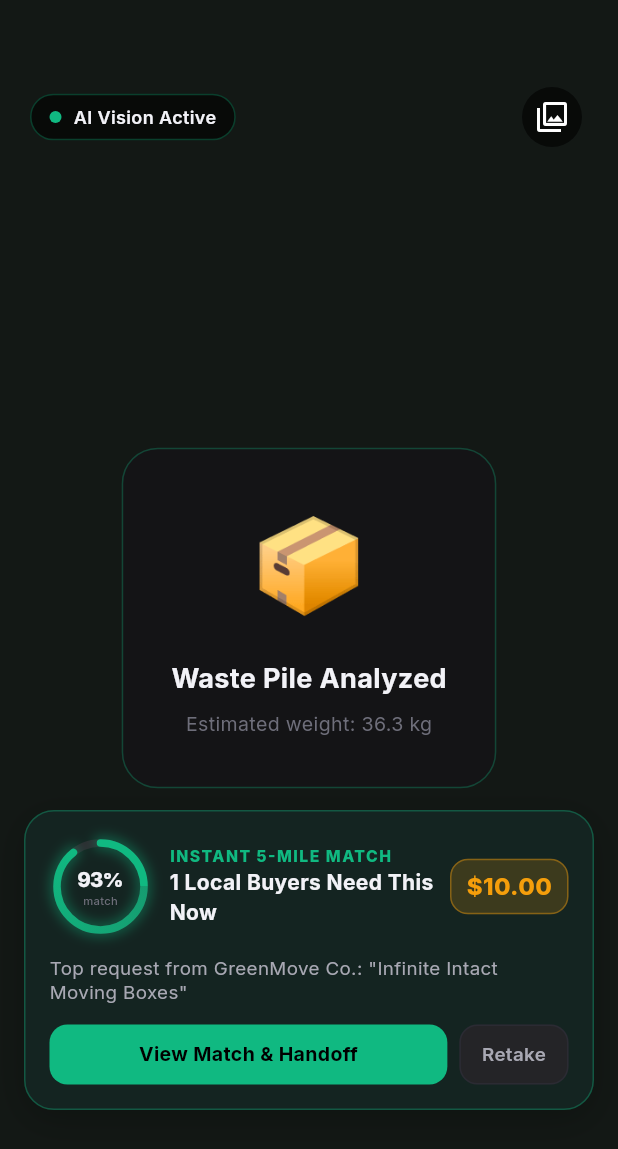
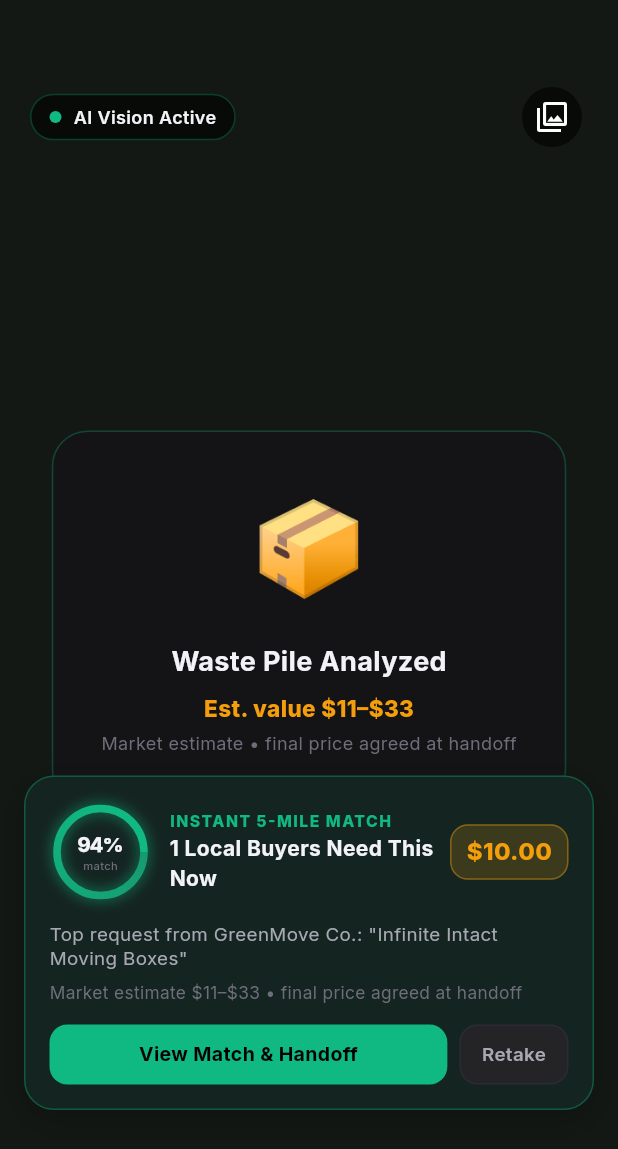
Before and after one commit to Okikday/ungraey, a Flutter app: the SnapCameraView screen opened directly, after a tap on the "photo library" icon, on a phone screen of 412 x 824 dp. Shown: the top 1149 px of the screen. Run offline on Flutter 3.47's test engine with Material 3 defaults, Android fonts, the phone set to English and light mode, and no system bars; drawn by our look-alikes of flutter_animate; our stand-ins replace equatable, flutter_riverpod, go_router, google_fonts, iconsax_flutter, image_picker and 1 more; missing offline and left inert: flutter_driver, serverpod, serverpod_auth_core_client, serverpod_auth_core_server, serverpod_auth_idp_client, serverpod_auth_idp_flutter and 4 more; statements that could not run were skipped.

Commit message:
feat: faster springs, price-guide estimates replacing camera weighing, manual APK + detailed analysis CI

```diff
--- a/ungraey_flutter/lib/features/impact/ui/widgets/eco_dial_gauge.dart
+++ b/ungraey_flutter/lib/features/impact/ui/widgets/eco_dial_gauge.dart
@@ -30,7 +30,7 @@ class _EcoDialGaugeState extends State<EcoDialGauge>
     super.initState();
     _controller = AnimationController(
       vsync: this,
-      duration: const Duration(milliseconds: 1400),
+      duration: const Duration(milliseconds: 800),
     );
     _animation = CurvedAnimation(
       parent: _controller,
--- a/ungraey_flutter/lib/features/main/ui/screens/main_shell_view.dart
+++ b/ungraey_flutter/lib/features/main/ui/screens/main_shell_view.dart
@@ -66,7 +66,7 @@ class _MainShellViewState extends ConsumerState<MainShellView> {
     if (!_pageController.hasClients) return;
     _pageController.animateToPage(
       index,
-      duration: const Duration(milliseconds: 700),
+      duration: const Duration(milliseconds: 350),
       curve: KCurves.snappySpring,
     );
   }
--- a/ungraey_flutter/lib/features/main/ui/widgets/floating_context_menu.dart
+++ b/ungraey_flutter/lib/features/main/ui/widgets/floating_context_menu.dart
@@ -103,9 +103,9 @@ class FloatingContextMenu extends StatelessWidget {
                   .scaleXY(
                     alignment: Alignment.bottomRight,
                     curve: KCurves.bouncySpring,
-                    duration: const Duration(milliseconds: 650),
+                    duration: const Duration(milliseconds: 350),
                   )
-                  .fadeIn(duration: const Duration(milliseconds: 250)),
+                  .fadeIn(duration: const Duration(milliseconds: 150)),
         ),
       ],
     );
--- a/ungraey_flutter/lib/features/main/ui/widgets/main_bottom_nav_bar.dart
+++ b/ungraey_flutter/lib/features/main/ui/widgets/main_bottom_nav_bar.dart
@@ -110,7 +110,7 @@ class _HighlightIndicator extends StatelessWidget {
     final pure = context.pureTheme;
 
     return AnimatedPositioned(
-      duration: const Duration(milliseconds: 600),
+      duration: const Duration(milliseconds: 300),
       curve: KCurves.bouncySpring,
       left: tabIndex * 66.0,
       child: IgnorePointer(
--- a/ungraey_flutter/lib/features/main/ui/widgets/nearby_alert_pill_overlay.dart
+++ b/ungraey_flutter/lib/features/main/ui/widgets/nearby_alert_pill_overlay.dart
@@ -19,7 +19,7 @@ class NearbyAlertPillOverlay extends ConsumerWidget {
 
     return AnimatedSlide(
       offset: state.visible ? Offset.zero : const Offset(0, -1.6),
-      duration: const Duration(milliseconds: 560),
+      duration: const Duration(milliseconds: 300),
       curve: state.visible ? KCurves.bouncySpring : Curves.easeInQuart,
       child: alert == null
           ? const SizedBox.shrink()
--- a/ungraey_flutter/lib/features/snap/logic/material_classifier.dart
+++ b/ungraey_flutter/lib/features/snap/logic/material_classifier.dart
@@ -1,19 +1,17 @@
 import 'dart:math';
 import 'package:flutter/material.dart';
-import '../../../../core/enums/material_category.dart';
+import '../../../core/enums/material_category.dart';
 
 /// Detection bounding box with category and confidence for viewfinder overlay.
 class DetectedRegion {
   final Rect normalizedRect;
   final MaterialCategory category;
   final double confidence;
-  final double estimatedKg;
 
   const DetectedRegion({
     required this.normalizedRect,
     required this.category,
     required this.confidence,
-    required this.estimatedKg,
   });
 }
 
@@ -27,31 +25,28 @@ class MaterialClassifier {
     await Future.delayed(const Duration(milliseconds: 650));
 
     final random = Random();
-    // Default high-probability categories for garage / maker waste
+    // Default high-probability categories for garage / maker waste.
+    // Vision only identifies material + confidence — never weight.
     final samplePool = [
       (
         MaterialCategory.corrugatedCardboard,
         const Rect.fromLTWH(0.12, 0.18, 0.72, 0.38),
         0.94 + random.nextDouble() * 0.05,
-        12.5 + random.nextDouble() * 4.0,
       ),
       (
         MaterialCategory.treatedLumber,
         const Rect.fromLTWH(0.20, 0.58, 0.65, 0.28),
         0.88 + random.nextDouble() * 0.07,
-        18.0 + random.nextDouble() * 6.0,
       ),
       (
         MaterialCategory.cleanGlassJars,
         const Rect.fromLTWH(0.08, 0.30, 0.45, 0.35),
         0.91 + random.nextDouble() * 0.06,
-        6.2 + random.nextDouble() * 2.0,
       ),
       (
         MaterialCategory.scrapDenimTextiles,
         const Rect.fromLTWH(0.48, 0.25, 0.44, 0.42),
         0.87 + random.nextDouble() * 0.08,
-        4.5 + random.nextDouble() * 1.5,
       ),
     ];
 
@@ -66,7 +61,6 @@ class MaterialClassifier {
           normalizedRect: sample.$2,
           category: sample.$1,
           confidence: (sample.$3).clamp(0.0, 1.0),
-          estimatedKg: double.parse(sample.$4.toStringAsFixed(1)),
         ),
       );
     }
--- /dev/null
+++ b/ungraey_flutter/lib/features/snap/logic/material_price_guide.dart
@@ -0,0 +1,128 @@
+import '../../../core/enums/material_category.dart';
+
+/// Single market value estimate for one material category.
+///
+/// Values describe a standard household lot (not a camera-weighed pile),
+/// grounded in typical US local-reuse / scrap averages. Final price is
+/// always agreed by buyer and seller at handoff.
+class MaterialPriceEstimate {
+  final MaterialCategory category;
+  final int lowCents;
+  final int typicalCents;
+  final int highCents;
+  final String basis;
+
+  const MaterialPriceEstimate({
+    required this.category,
+    required this.lowCents,
+    required this.typicalCents,
+    required this.highCents,
+    required this.basis,
+  });
+}
+
+/// Hypothetical local market price guide for shareable materials.
+///
+/// Anything clean and reusable — recyclable or not, excluding rotten or
+/// food waste — can be listed. Estimates help sellers see roughly what a
+/// lot could earn instead of just recycling it.
+class MaterialPriceGuide {
+  const MaterialPriceGuide._();
+
+  /// Returns the market estimate for a single [category].
+  static MaterialPriceEstimate estimateFor(MaterialCategory category) {
+    switch (category) {
+      case MaterialCategory.corrugatedCardboard:
+        return const MaterialPriceEstimate(
+          category: MaterialCategory.corrugatedCardboard,
+          lowCents: 300,
+          typicalCents: 500,
+          highCents: 800,
+          basis: '25–40 clean flattened boxes',
+        );
+      case MaterialCategory.treatedLumber:
+        return const MaterialPriceEstimate(
+          category: MaterialCategory.treatedLumber,
+          lowCents: 800,
+          typicalCents: 1500,
+          highCents: 2500,
+          basis: 'Small bundle of offcuts',
+        );
+      case MaterialCategory.hardwoodScrap:
+        return const MaterialPriceEstimate(
+          category: MaterialCategory.hardwoodScrap,
+          lowCents: 1200,
+          typicalCents: 1800,
+          highCents: 3000,
+          basis: 'Oak / walnut / pine cuts',
+        );
+      case MaterialCategory.scrapDenimTextiles:
+        return const MaterialPriceEstimate(
+          category: MaterialCategory.scrapDenimTextiles,
+          lowCents: 400,
+          typicalCents: 600,
+          highCents: 1000,
+          basis: '8–12 clean garments',
+        );
+      case MaterialCategory.cleanGlassJars:
+        return const MaterialPriceEstimate(
+          category: MaterialCategory.cleanGlassJars,
+          lowCents: 300,
+          typicalCents: 500,
+          highCents: 800,
+          basis: '20–40 wide-mouth jars',
+        );
+      case MaterialCategory.electronicsScrap:
+        return const MaterialPriceEstimate(
+          category: MaterialCategory.electronicsScrap,
+          lowCents: 1500,
+          typicalCents: 2500,
+          highCents: 4000,
+          basis: 'Cables, boards, small devices',
+        );
+      case MaterialCategory.metalScrap:
+        return const MaterialPriceEstimate(
+          category: MaterialCategory.metalScrap,
+          lowCents: 1000,
+          typicalCents: 1800,
+          highCents: 3000,
+          basis: 'Mixed steel / alu / copper lot',
+        );
+      case MaterialCategory.plasticContainers:
+        return const MaterialPriceEstimate(
+          category: MaterialCategory.plasticContainers,
+          lowCents: 200,
+          typicalCents: 300,
+          highCents: 600,
+          basis: 'Rigid bins and totes',
+        );
+      case MaterialCategory.other:
+        return const MaterialPriceEstimate(
+          category: MaterialCategory.other,
+          lowCents: 200,
+          typicalCents: 400,
+          highCents: 800,
+          basis: 'General clean upcyclable lot',
+        );
+    }
+  }
+
+  /// Sums low / typical / high estimates across detected [categories].
+  static ({int lowCents, int typicalCents, int highCents}) sumFor(
+    Iterable<MaterialCategory> categories,
+  ) {
+    var low = 0;
+    var typical = 0;
+    var high = 0;
+    for (final category in categories) {
+      final estimate = estimateFor(category);
+      low += estimate.lowCents;
+      typical += estimate.typicalCents;
+      high += estimate.highCents;
+    }
+    return (lowCents: low, typicalCents: typical, highCents: high);
+  }
+
+  /// Formats [cents] as a whole-dollar market figure (e.g. 1500 -> $15).
+  static String formatDollars(int cents) => '\$${(cents / 100).round()}';
+}
--- a/ungraey_flutter/lib/features/snap/providers/snap_pod.dart
+++ b/ungraey_flutter/lib/features/snap/providers/snap_pod.dart
@@ -1,6 +1,7 @@
 import 'package:flutter_riverpod/flutter_riverpod.dart';
 import '../../../network/api.dart';
 import '../logic/material_classifier.dart';
+import '../logic/material_price_guide.dart';
 import 'snap_state.dart';
 
 final _snapProvider = NotifierProvider.autoDispose<SnapPod, SnapState>(
@@ -36,10 +37,10 @@ class SnapPod extends AutoDisposeNotifier<SnapState> {
 
     final regions = await classifier.classifyImage(imagePath: imagePath);
 
-    double totalKg = 0;
-    for (final r in regions) {
-      totalKg += r.estimatedKg;
-    }
+    // Market value comes from the price guide, never from camera weighing.
+    final price = MaterialPriceGuide.sumFor(
+      regions.map((r) => r.category),
+    );
 
     final allBounties = await Api.instance.listBounties();
     final matching = allBounties.where((b) {
@@ -60,7 +61,9 @@ class SnapPod extends AutoDisposeNotifier<SnapState> {
       matchingBounties: matching.isNotEmpty
           ? matching
           : allBounties.take(2).toList(),
-      estimatedTotalKg: totalKg > 0 ? totalKg : 14.5,
+      estimatedLowCents: price.lowCents,
+      estimatedTypicalCents: price.typicalCents,
+      estimatedHighCents: price.highCents,
       totalPotentialEarningsCents: totalEarnable,
     );
   }
--- a/ungraey_flutter/lib/features/snap/providers/snap_state.dart
+++ b/ungraey_flutter/lib/features/snap/providers/snap_state.dart
@@ -10,7 +10,9 @@ class SnapState extends Equatable {
   final List<DetectedRegion> detectedRegions;
   final List<Bounty> matchingBounties;
   final bool hasCaptured;
-  final double estimatedTotalKg;
+  final int estimatedLowCents;
+  final int estimatedTypicalCents;
+  final int estimatedHighCents;
   final int totalPotentialEarningsCents;
 
   const SnapState({
@@ -20,7 +22,9 @@ class SnapState extends Equatable {
     this.detectedRegions = const [],
     this.matchingBounties = const [],
     this.hasCaptured = false,
-    this.estimatedTotalKg = 0.0,
+    this.estimatedLowCents = 0,
+    this.estimatedTypicalCents = 0,
+    this.estimatedHighCents = 0,
     this.totalPotentialEarningsCents = 0,
   });
 
@@ -31,7 +35,9 @@ class SnapState extends Equatable {
     List<DetectedRegion>? detectedRegions,
     List<Bounty>? matchingBounties,
     bool? hasCaptured,
-    double? estimatedTotalKg,
+    int? estimatedLowCents,
+    int? estimatedTypicalCents,
+    int? estimatedHighCents,
     int? totalPotentialEarningsCents,
   }) {
     return SnapState(
@@ -41,7 +47,10 @@ class SnapState extends Equatable {
       detectedRegions: detectedRegions ?? this.detectedRegions,
       matchingBounties: matchingBounties ?? this.matchingBounties,
       hasCaptured: hasCaptured ?? this.hasCaptured,
-      estimatedTotalKg: estimatedTotalKg ?? this.estimatedTotalKg,
+      estimatedLowCents: estimatedLowCents ?? this.estimatedLowCents,
+      estimatedTypicalCents:
+          estimatedTypicalCents ?? this.estimatedTypicalCents,
+      estimatedHighCents: estimatedHighCents ?? this.estimatedHighCents,
       totalPotentialEarningsCents:
           totalPotentialEarningsCents ?? this.totalPotentialEarningsCents,
     );
@@ -55,7 +64,9 @@ class SnapState extends Equatable {
     detectedRegions,
     matchingBounties,
     hasCaptured,
-    estimatedTotalKg,
+    estimatedLowCents,
+    estimatedTypicalCents,
+    estimatedHighCents,
     totalPotentialEarningsCents,
   ];
 }
--- a/ungraey_flutter/lib/features/snap/ui/screens/snap_camera_view.dart
+++ b/ungraey_flutter/lib/features/snap/ui/screens/snap_camera_view.dart
@@ -2,6 +2,7 @@ import 'package:flutter/material.dart';
 import 'package:flutter_riverpod/flutter_riverpod.dart';
 import '../../../../core/enums/material_category.dart';
 import '../../../../shared/theme/pure_theme_extension.dart';
+import '../../logic/material_price_guide.dart';
 import '../../providers/snap_pod.dart';
 import '../actions/snap_actions.dart';
 import '../widgets/camera_viewfinder_hud.dart';
@@ -58,10 +59,19 @@ class SnapCameraView extends ConsumerWidget {
                             ),
                             const SizedBox(height: 8),
                             Text(
-                              'Estimated weight: ${state.estimatedTotalKg} kg',
+                              'Est. value ${MaterialPriceGuide.formatDollars(state.estimatedLowCents)}–${MaterialPriceGuide.formatDollars(state.estimatedHighCents)}',
+                              style: TextStyle(
+                                color: pure.secondary,
+                                fontSize: 15,
+                                fontWeight: FontWeight.w800,
+                              ),
+                            ),
+                            const SizedBox(height: 4),
+                            Text(
+                              'Market estimate • final price agreed at handoff',
                               style: TextStyle(
                                 color: pure.textMuted,
-                                fontSize: 13,
+                                fontSize: 12,
                               ),
                             ),
                           ],
--- a/ungraey_flutter/lib/features/snap/ui/widgets/ai_match_score_ring.dart
+++ b/ungraey_flutter/lib/features/snap/ui/widgets/ai_match_score_ring.dart
@@ -29,7 +29,7 @@ class _AiMatchScoreRingState extends State<AiMatchScoreRing>
     super.initState();
     _controller = AnimationController(
       vsync: this,
-      duration: const Duration(milliseconds: 1200),
+      duration: const Duration(milliseconds: 700),
     );
     _arcAnimation = CurvedAnimation(
       parent: _controller,
@@ -104,7 +104,7 @@ class _AiMatchScoreRingState extends State<AiMatchScoreRing>
           ),
         );
       },
-    ).animate().fadeIn(duration: 300.ms);
+    ).animate().fadeIn(duration: 150.ms);
   }
 }
 
--- a/ungraey_flutter/lib/features/snap/ui/widgets/camera_viewfinder_hud.dart
+++ b/ungraey_flutter/lib/features/snap/ui/widgets/camera_viewfinder_hud.dart
@@ -23,7 +23,7 @@ class _CameraViewfinderHudState extends ConsumerState<CameraViewfinderHud>
     super.initState();
     _laserController = AnimationController(
       vsync: this,
-      duration: const Duration(milliseconds: 2200),
+      duration: const Duration(milliseconds: 1400),
     )..repeat(reverse: true);
   }
 
--- a/ungraey_flutter/lib/features/snap/ui/widgets/detected_material_chips.dart
+++ b/ungraey_flutter/lib/features/snap/ui/widgets/detected_material_chips.dart
@@ -2,6 +2,7 @@ import 'package:flutter/material.dart';
 import '../../../../core/enums/material_category.dart';
 import '../../../../shared/theme/pure_theme_extension.dart';
 import '../../logic/material_classifier.dart';
+import '../../logic/material_price_guide.dart';
 
 /// Renders horizontal scrolling pills for detected material tags.
 class DetectedMaterialChips extends StatelessWidget {
@@ -37,6 +38,7 @@ class _MaterialChip extends StatelessWidget {
   Widget build(BuildContext context) {
     final pure = context.pureTheme;
     final cat = region.category;
+    final estimate = MaterialPriceGuide.estimateFor(cat);
 
     return Container(
       padding: const EdgeInsets.symmetric(horizontal: 12, vertical: 7),
@@ -69,7 +71,7 @@ class _MaterialChip extends StatelessWidget {
               borderRadius: BorderRadius.circular(10),
             ),
             child: Text(
-              '${region.estimatedKg}kg • ${(region.confidence * 100).toInt()}%',
+              '${MaterialPriceGuide.formatDollars(estimate.typicalCents)} • ${(region.confidence * 100).toInt()}%',
               style: TextStyle(
                 color: pure.primary,
                 fontSize: 10.5,
--- a/ungraey_flutter/lib/features/snap/ui/widgets/instant_match_card.dart
+++ b/ungraey_flutter/lib/features/snap/ui/widgets/instant_match_card.dart
@@ -2,6 +2,7 @@ import 'package:flutter/material.dart';
 import 'package:flutter_riverpod/flutter_riverpod.dart';
 import '../../../../shared/components/scale_click_wrapper.dart';
 import '../../../../shared/theme/pure_theme_extension.dart';
+import '../../logic/material_price_guide.dart';
 import '../../providers/snap_pod.dart';
 import '../actions/snap_actions.dart';
 import 'ai_match_score_ring.dart';
@@ -113,6 +114,17 @@ class InstantMatchCard extends ConsumerWidget {
             maxLines: 2,
             overflow: TextOverflow.ellipsis,
           ),
+          const SizedBox(height: 8),
+          Text(
+            'Market estimate ${MaterialPriceGuide.formatDollars(state.estimatedLowCents)}–${MaterialPriceGuide.formatDollars(state.estimatedHighCents)} • final price agreed at handoff',
+            style: TextStyle(
+              color: pure.textMuted,
+              fontSize: 11.5,
+              height: 1.3,
+            ),
+            maxLines: 2,
+            overflow: TextOverflow.ellipsis,
+          ),
           const SizedBox(height: 14),
           Row(
             children: [
```
Also changed, not shown: 4 other files.
